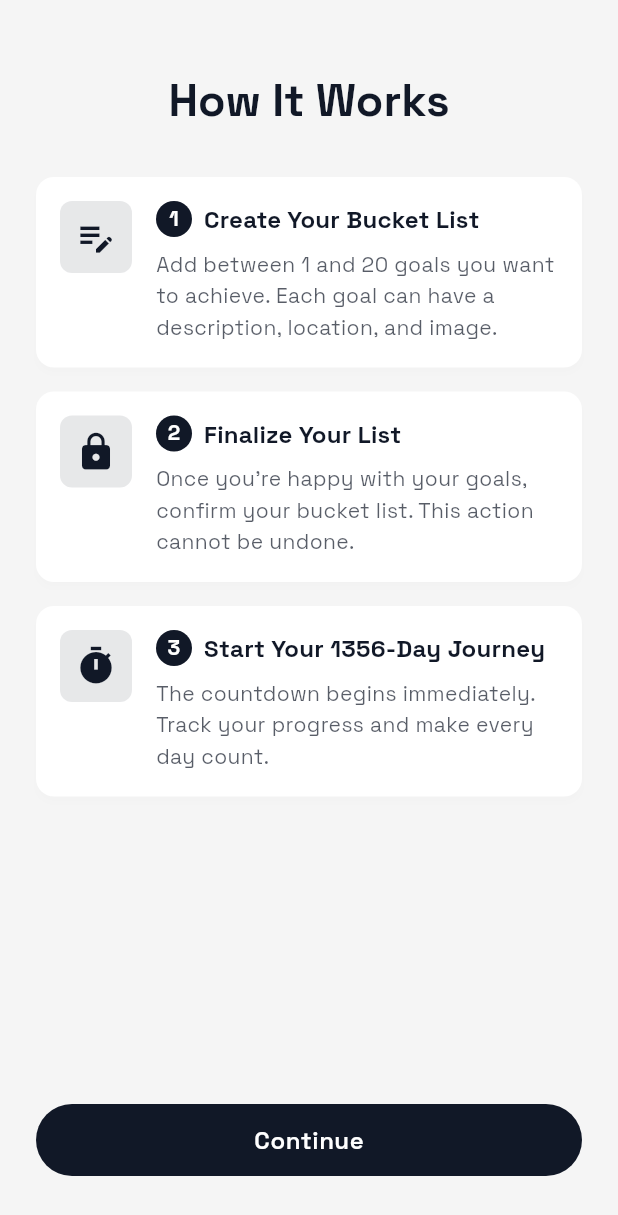
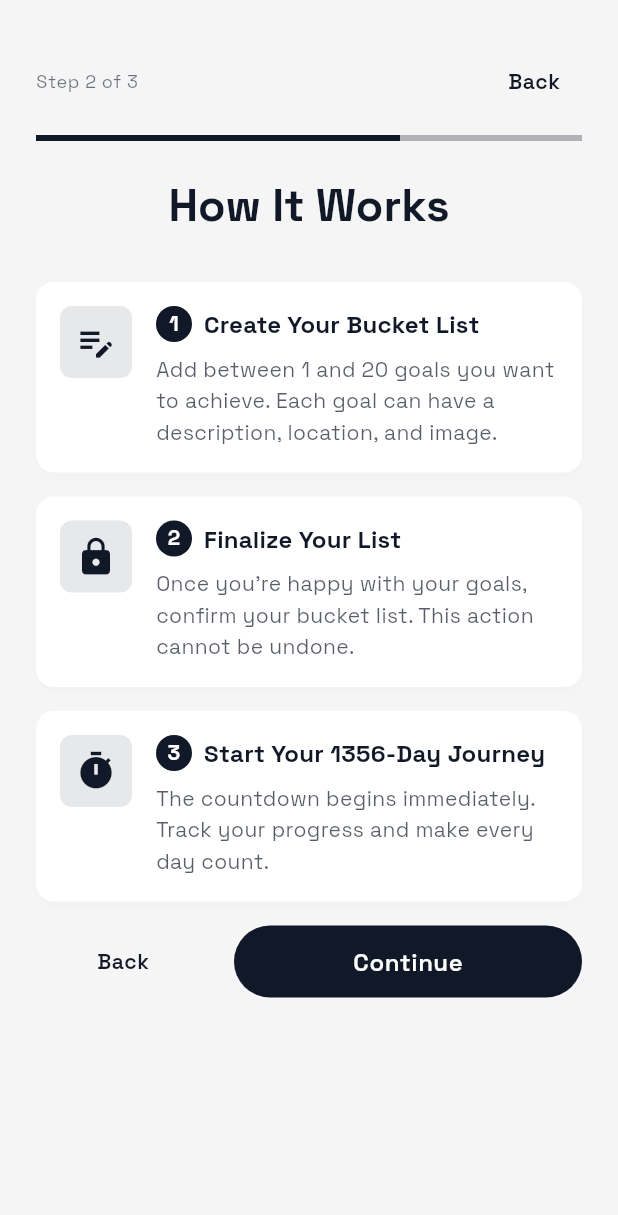
Before and after one commit to Dvorinka/1356, a Flutter app: the OnboardingHowItWorksScreen screen opened by its route, on a phone screen of 412 x 824 dp. Shown: the top 1215 px of the screen. Run offline on Flutter 3.47's test engine with Material 3 defaults, Android fonts, the phone set to English and light mode, and no system bars; our stand-ins replace cached_network_image, equatable, fl_chart, flutter_local_notifications, flutter_riverpod, geolocator and 11 more; missing offline and left inert: home_widget, record; accounts and stored records are empty; network calls fail.

Commit message:
fix and improve

```diff
--- a/lifetimer/lib/features/auth/presentation/auth_choice_screen.dart
+++ b/lifetimer/lib/features/auth/presentation/auth_choice_screen.dart
@@ -102,7 +102,7 @@ class _AuthChoiceScreenState extends ConsumerState<AuthChoiceScreen> {
                           ),
                           const SizedBox(height: 24),
                           Text(
-                            'LifeTimer',
+                            '1356',
                             style: Theme.of(context)
                                 .textTheme
                                 .headlineLarge
--- a/lifetimer/lib/features/auth/presentation/auth_showcase_screen.dart
+++ b/lifetimer/lib/features/auth/presentation/auth_showcase_screen.dart
@@ -64,7 +64,7 @@ class AuthShowcaseScreen extends ConsumerWidget {
                   ),
                   const SizedBox(height: 16),
                   Text(
-                    'LifeTimer helps you design a 1356-day experiment, focus on a small set of meaningful goals, and see time as a single bold countdown.',
+                    '1356 helps you design a 1356-day experiment, focus on a small set of meaningful goals, and see time as a single bold countdown.',
                     style: theme.textTheme.bodyLarge?.copyWith(
                       color: colorScheme.onSurface.withValues(alpha:0.7),
                       height: 1.6,
--- a/lifetimer/lib/features/auth/presentation/sign_in_screen.dart
+++ b/lifetimer/lib/features/auth/presentation/sign_in_screen.dart
@@ -111,7 +111,7 @@ class _SignInScreenState extends ConsumerState<SignInScreen> {
                         mainAxisAlignment: MainAxisAlignment.spaceBetween,
                         children: [
                           Text(
-                            'LifeTimer',
+                            '1356',
                             style: Theme.of(context)
                                 .textTheme
                                 .titleMedium
--- a/lifetimer/lib/features/auth/presentation/sign_up_screen.dart
+++ b/lifetimer/lib/features/auth/presentation/sign_up_screen.dart
@@ -91,7 +91,7 @@ class _SignUpScreenState extends ConsumerState<SignUpScreen> {
                         mainAxisAlignment: MainAxisAlignment.spaceBetween,
                         children: [
                           Text(
-                            'LifeTimer',
+                            '1356',
                             style: Theme.of(context)
                                 .textTheme
                                 .titleMedium
--- a/lifetimer/lib/features/countdown/presentation/home_countdown_screen.dart
+++ b/lifetimer/lib/features/countdown/presentation/home_countdown_screen.dart
@@ -30,7 +30,9 @@ class _HomeCountdownScreenState extends ConsumerState<HomeCountdownScreen> {
 
     return AppScaffold(
       body: SafeArea(
-        child: countdownState.isLoading
+        child: Padding(
+          padding: const EdgeInsets.only(top: 30.0, bottom: 30.0),
+          child: countdownState.isLoading
             ? const Center(child: LoadingIndicator())
             : countdownState.error != null
                 ? Center(
@@ -156,7 +158,7 @@ class _CountdownActiveScreen extends StatelessWidget {
       child: SingleChildScrollView(
         physics: const AlwaysScrollableScrollPhysics(),
         child: Padding(
-          padding: const EdgeInsets.all(24.0),
+          padding: const EdgeInsets.only(top: 30.0, left: 24.0, right: 24.0, bottom: 30.0),
           child: Column(
             crossAxisAlignment: CrossAxisAlignment.center,
             children: [
--- a/lifetimer/lib/features/onboarding/presentation/onboarding_how_it_works_screen.dart
+++ b/lifetimer/lib/features/onboarding/presentation/onboarding_how_it_works_screen.dart
@@ -17,10 +17,12 @@ class OnboardingHowItWorksScreen extends ConsumerWidget {
     return AppScaffold(
       body: SafeArea(
         child: Padding(
-          padding: const EdgeInsets.all(24.0),
+          padding: const EdgeInsets.only(top: 30.0, left: 24.0, right: 24.0, bottom: 30.0),
           child: Column(
             crossAxisAlignment: CrossAxisAlignment.stretch,
             children: [
+              // Progress Bar and Navigation
+              _OnboardingProgress(currentStep: 2, totalSteps: 3),
               const SizedBox(height: 24),
               Text(
                 'How It Works',
@@ -50,13 +52,27 @@ class OnboardingHowItWorksScreen extends ConsumerWidget {
                 description: 'The countdown begins immediately. Track your progress and make every day count.',
                 icon: Icons.timer,
               ),
-              const Spacer(),
-              PrimaryButton(
-                onPressed: () {
-                  controller.completeStep('how_it_works');
-                  context.push('/onboarding/motivation');
-                },
-                text: 'Continue',
+              const SizedBox(height: 16),
+              Row(
+                children: [
+                  Expanded(
+                    child: TextButton(
+                      onPressed: () => context.pop(),
+                      child: const Text('Back'),
+                    ),
+                  ),
+                  const SizedBox(width: 16),
+                  Expanded(
+                    flex: 2,
+                    child: PrimaryButton(
+                      onPressed: () {
+                        controller.completeStep('how_it_works');
+                        context.push('/onboarding/motivation');
+                      },
+                      text: 'Continue',
+                    ),
+                  ),
+                ],
               ),
               const SizedBox(height: 16),
             ],
@@ -159,3 +175,44 @@ class _StepCard extends StatelessWidget {
     );
   }
 }
+
+class _OnboardingProgress extends StatelessWidget {
+  final int currentStep;
+  final int totalSteps;
+
+  const _OnboardingProgress({
+    required this.currentStep,
+    required this.totalSteps,
+  });
+
+  @override
+  Widget build(BuildContext context) {
+    return Column(
+      children: [
+        Row(
+          mainAxisAlignment: MainAxisAlignment.spaceBetween,
+          children: [
+            Text(
+              'Step $currentStep of $totalSteps',
+              style: Theme.of(context).textTheme.bodySmall?.copyWith(
+                color: Theme.of(context).colorScheme.onSurface.withOpacity(0.6),
+              ),
+            ),
+            TextButton(
+              onPressed: () => context.pop(),
+              child: const Text('Back'),
+            ),
+          ],
+        ),
+        const SizedBox(height: 12),
+        LinearProgressIndicator(
+          value: currentStep / totalSteps,
+          backgroundColor: Theme.of(context).colorScheme.primaryContainer.withOpacity(0.3),
+          valueColor: AlwaysStoppedAnimation<Color>(
+            Theme.of(context).colorScheme.primary,
+          ),
+        ),
+      ],
+    );
+  }
+}
--- a/lifetimer/lib/main.dart
+++ b/lifetimer/lib/main.dart
@@ -13,6 +13,7 @@ void main() async {
     const SystemUiOverlayStyle(
       statusBarColor: Colors.transparent,
       systemNavigationBarColor: Colors.transparent,
+      systemNavigationBarDividerColor: Colors.transparent,
     ),
   );
 
@@ -24,13 +25,13 @@ void main() async {
 
   runApp(
     const ProviderScope(
-      child: LifeTimerApp(),
+      child: App1356(),
     ),
   );
 }
 
-class LifeTimerApp extends ConsumerWidget {
-  const LifeTimerApp({super.key});
+class App1356 extends ConsumerWidget {
+  const App1356({super.key});
 
   @override
   Widget build(BuildContext context, WidgetRef ref) {
@@ -38,7 +39,7 @@ class LifeTimerApp extends ConsumerWidget {
     final themeMode = ref.watch(themeModeProvider);
 
     return MaterialApp.router(
-      title: 'LifeTimer',
+      title: '1356',
       debugShowCheckedModeBanner: false,
       theme: AppTheme.light,
       darkTheme: AppTheme.dark,
--- a/lifetimer/pubspec.yaml
+++ b/lifetimer/pubspec.yaml
@@ -1,4 +1,4 @@
-name: lifetimer
+name: 1356
 description: A gamified life countdown app with 1356-day challenge and bucket list tracking.
 publish_to: 'none'
 version: 1.0.0+1
```
Also changed, not shown: lifetimer/lib/data/repositories/auth_repository.dart (+29 -5 lines), lifetimer/lib/features/onboarding/presentation/onboarding_intro_screen.dart (+64 -12 lines), lifetimer/lib/features/onboarding/presentation/onboarding_motivation_screen.dart (+61 -3 lines), 7 other files.
